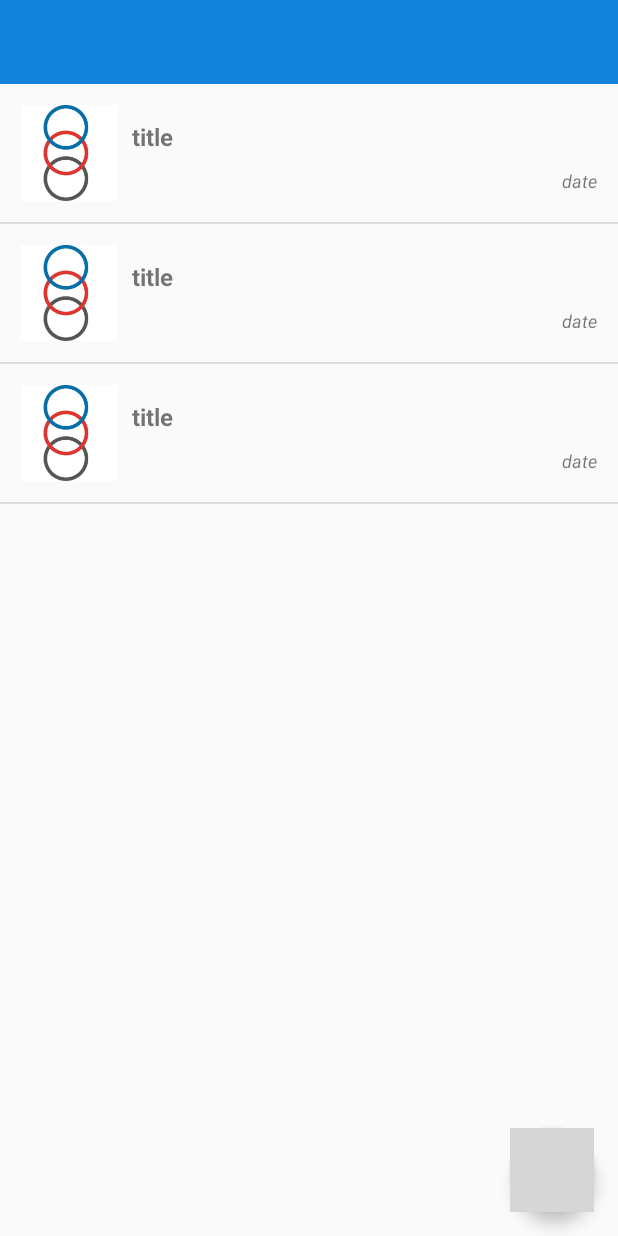
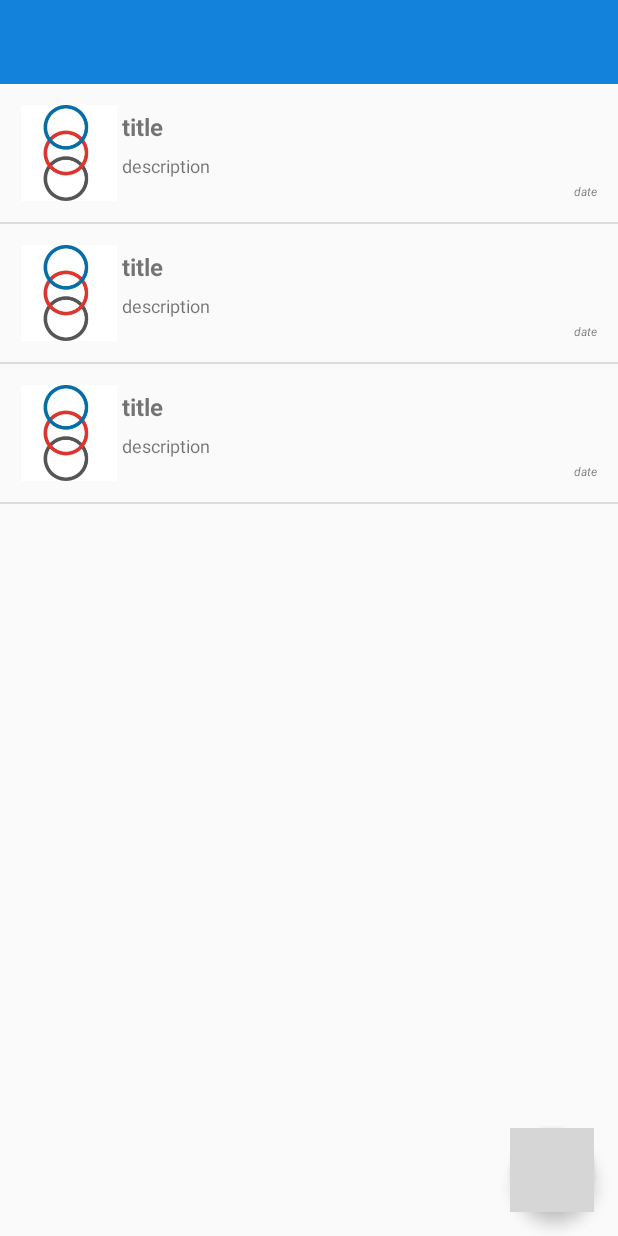
Before and after one commit to TheWombat13/PensionConsultMainPage, an Android app: the layout activity_news.xml on its own in the app's theme, with its tools: preview values and no code run, on a phone screen of 412 x 824 dp. Run offline under Robolectric (Android 15) with nearby library versions, the phone set to English and light mode, and no system bars; grey boxes are pictures that could not be loaded.

Commit message:
Added supportability for description in the newsfeed.

```diff
--- a/app/src/main/java/com/example/jonathanlarsen/pensionconsultmainpage/Example.java
+++ b/app/src/main/java/com/example/jonathanlarsen/pensionconsultmainpage/Example.java
@@ -5,6 +5,7 @@ public class Example {
     }
 
     public String date;
+    public String desc;
     public String title;
     public String url;
     public String picUrl;
--- a/app/src/main/java/com/example/jonathanlarsen/pensionconsultmainpage/exampleAdapter.java
+++ b/app/src/main/java/com/example/jonathanlarsen/pensionconsultmainpage/exampleAdapter.java
@@ -36,11 +36,13 @@ public class exampleAdapter extends ArrayAdapter<Example> implements ValueEventL
 
         TextView articleTitle = rowView.findViewById(R.id.textViewTitle);
         TextView articleDate = rowView.findViewById(R.id.textViewDate);
+        TextView articleDescription = rowView.findViewById(R.id.textViewDescription);
         ImageView articlePicture = rowView.findViewById(R.id.imageViewPic);
 
         String url = example.url;
         articleTitle.setText(example.title);
         articleDate.setText(example.date);
+        articleDescription.setText(example.desc);
 
 
         return rowView;
--- a/app/src/main/res/layout/example_item_view.xml
+++ b/app/src/main/res/layout/example_item_view.xml
@@ -9,26 +9,38 @@
         android:id="@+id/imageViewPic"
         android:layout_width="64dp"
         android:layout_height="64dp"
-        android:src="@drawable/pc_logo"/>
+        android:src="@drawable/pc_logo" />
 
     <TextView
         android:id="@+id/textViewTitle"
         android:layout_width="match_parent"
         android:layout_height="wrap_content"
         android:layout_toRightOf="@id/imageViewPic"
+        android:padding="3dp"
         android:text="title"
         android:textSize="16dp"
-        android:padding="10dp"
         android:textStyle="bold" />
 
     <TextView
         android:id="@+id/textViewDate"
         android:layout_width="match_parent"
         android:layout_height="wrap_content"
+        android:layout_below="@+id/textViewDescription"
+        android:gravity="right"
+        android:text="date"
+        android:textSize="8dp"
+        android:textStyle="italic" />
+
+    <TextView
+        android:id="@+id/textViewDescription"
+        android:layout_width="match_parent"
+        android:layout_height="wrap_content"
         android:layout_below="@+id/textViewTitle"
-        android:text="date"
+        android:layout_toRightOf="@id/imageViewPic"
+        android:gravity="left"
+        android:padding="3dp"
+        android:text="description"
         android:textSize="12dp"
-        android:gravity="right"
-        android:textStyle="italic"/>
+        android:textStyle="normal" />
 
 </RelativeLayout>
```
